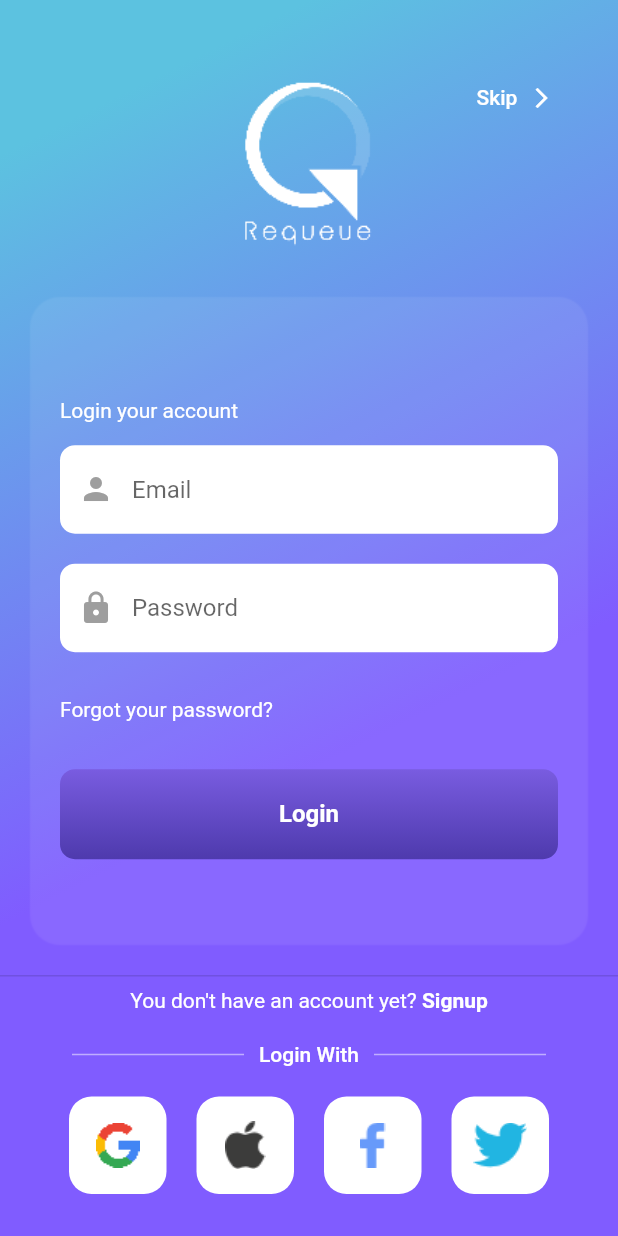
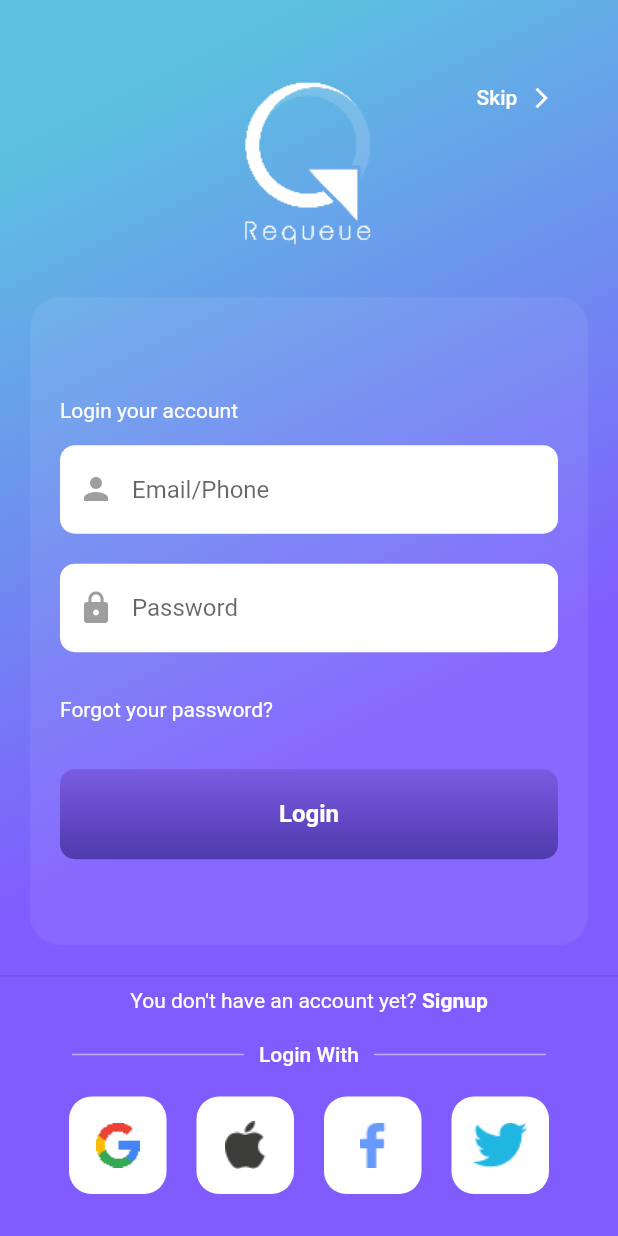
Before and after one commit to SanjayMehra-27/hamilton_restaurant_app, a Flutter app: the screen it shows after launch, on a phone screen of 412 x 824 dp. Run offline on Flutter 3.47's test engine with Material 2 defaults, Android fonts, the phone set to English and light mode, and no system bars; our stand-ins replace dio, get, get_storage.

Commit message:
login api integrated

```diff
--- /dev/null
+++ b/lib/app/data/constants/app_constatnts.dart
@@ -0,0 +1,3 @@
+// Local Storage Keys
+const String kToken = 'token';
+const String baseAPIURL = 'http://18.133.142.150:9000/';
--- /dev/null
+++ b/lib/app/data/enums/utils/rest_apis/rest_client.dart
@@ -0,0 +1,48 @@
+import 'dart:developer';
+import 'dart:io';
+import 'package:dio/dio.dart';
+import 'package:flutter/foundation.dart';
+import 'package:flutter/material.dart';
+import 'package:get/get.dart' as GetX;
+import 'package:get_storage/get_storage.dart';
+import 'package:restaurant_app/app/data/constants/app_constatnts.dart';
+import 'package:restaurant_app/app/data/enums/utils/rest_apis/endpoints.dart';
+
+import '../../../../models/login_user_model.dart';
+import 'network_util.dart';
+
+class RestClient {
+  late NetworkUtil netUtil;
+  late Dio dio;
+
+  RestClient() {
+    netUtil = NetworkUtil(baseAPIURL);
+    dio = Dio();
+  }
+
+  final storage = GetStorage();
+
+  /**
+   *  USER API's
+   */
+
+  // Login
+  Future<LoginUserModel> login(
+      {required String phone, required String password}) async {
+    LoginUserModel user = LoginUserModel();
+    var body = {"phone_number": phone, "password": password};
+    await netUtil.post(loginURL, body: body).then((value) async {
+      try {
+        if (value['user']["client_id"] != null) {
+          user = LoginUserModel.fromJson(value['user']);
+          storage.write(kToken, "${value['token']}"); // store token
+        }
+      } catch (e) {
+        GetX.Get.snackbar('Login', "${value['message']}",
+            snackPosition: GetX.SnackPosition.BOTTOM,
+            duration: const Duration(seconds: 3));
+      }
+    });
+    return user;
+  }
+}
--- /dev/null
+++ b/lib/app/models/login_user_model.dart
@@ -0,0 +1,36 @@
+//         "client_name": "Sanjay Mehra",
+//         "mail": "mehra271198@gmail.com",
+//         "country": 91,
+//         "client_status": false,
+//         "client_phone": "8279233271",
+//         "client_gender": null,
+//         "client_id": 1576839
+
+class LoginUserModel {
+  String? clientName;
+  String? mail;
+  int? country;
+  bool? clientStatus;
+  String? clientPhone;
+  String? clientGender;
+  int? clientId;
+
+  LoginUserModel(
+      {this.clientName,
+      this.mail,
+      this.country,
+      this.clientStatus,
+      this.clientPhone,
+      this.clientGender,
+      this.clientId});
+
+  LoginUserModel.fromJson(Map<String, dynamic> json) {
+    clientName = json['client_name'] ?? "";
+    mail = json['mail'] ?? "";
+    country = json['country'] ?? 0;
+    clientStatus = json['client_status'] ?? false;
+    clientPhone = json['client_phone'] ?? "";
+    clientGender = json['client_gender'];
+    clientId = json['client_id'] ?? 0;
+  }
+}
--- a/lib/app/modules/login/bindings/login_binding.dart
+++ b/lib/app/modules/login/bindings/login_binding.dart
@@ -7,6 +7,7 @@ class LoginBinding extends Bindings {
   void dependencies() {
     Get.lazyPut<LoginController>(
       () => LoginController(),
+      fenix: true,
     );
   }
 }
--- a/lib/app/modules/login/views/login_view.dart
+++ b/lib/app/modules/login/views/login_view.dart
@@ -276,10 +276,11 @@ class LoginView extends GetView<LoginController> {
                                   color: Colors.white,
                                 ),
                                 child: TextFormField(
+                                  controller: controller.emailTextController,
                                   decoration: const InputDecoration(
                                     prefixIcon:
                                         Icon(Icons.person, color: Colors.grey),
-                                    hintText: 'Email',
+                                    hintText: 'Email/Phone',
                                     border: InputBorder.none,
                                     contentPadding: EdgeInsets.all(20),
                                   ),
@@ -307,6 +308,7 @@ class LoginView extends GetView<LoginController> {
                                   color: Colors.white,
                                 ),
                                 child: TextFormField(
+                                  controller: controller.passwordTextController,
                                   obscureText: true,
                                   decoration: const InputDecoration(
                                     prefixIcon:
@@ -367,19 +369,22 @@ class LoginView extends GetView<LoginController> {
                             ),
                             child: TextButton(
                               onPressed: () {
-                                Get.to(
-                                  () => const HomeView(),
-                                  binding: SignupBinding(),
-                                  transition: Transition.rightToLeft,
-                                  duration: const Duration(milliseconds: 200),
-                                );
+                                controller.login();
                               },
-                              child: const Text('Login',
-                                  style: TextStyle(
-                                    fontSize: 16,
-                                    fontWeight: FontWeight.w600,
-                                    color: Colors.white,
-                                  )),
+                              child: Obx(() => controller.isLoading.value
+                                  ? const SizedBox(
+                                      height: 20,
+                                      width: 20,
+                                      child: CircularProgressIndicator(
+                                        color: Colors.white,
+                                      ),
+                                    )
+                                  : const Text('Login',
+                                      style: TextStyle(
+                                        fontSize: 16,
+                                        fontWeight: FontWeight.w600,
+                                        color: Colors.white,
+                                      ))),
                             ),
                           ),
                         ),
--- a/pubspec.yaml
+++ b/pubspec.yaml
@@ -8,6 +8,8 @@ environment:
 dependencies:
   cupertino_icons: ^1.0.2
   get: 4.6.5
+  dio: ^4.0.6
+  get_storage: ^2.1.1
   flutter:
     sdk: flutter
 
```
Also changed, not shown: lib/app/data/enums/utils/rest_apis/custom_interceptor.dart (added, +123 -0 lines), lib/app/data/enums/utils/rest_apis/endpoints.dart (added, +14 -0 lines), lib/app/data/enums/utils/rest_apis/network_util.dart (added, +65 -0 lines), lib/app/modules/login/controllers/login_controller.dart (+41 -17 lines), pubspec.lock, 10 other files.
